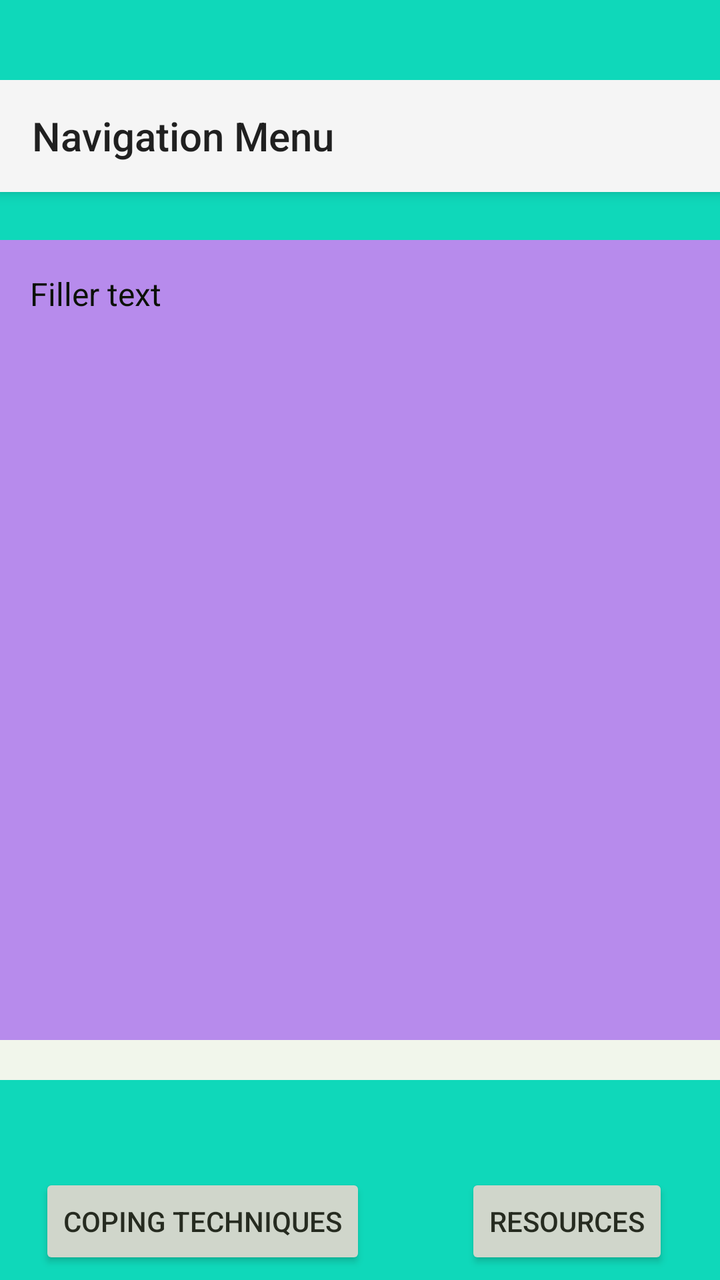
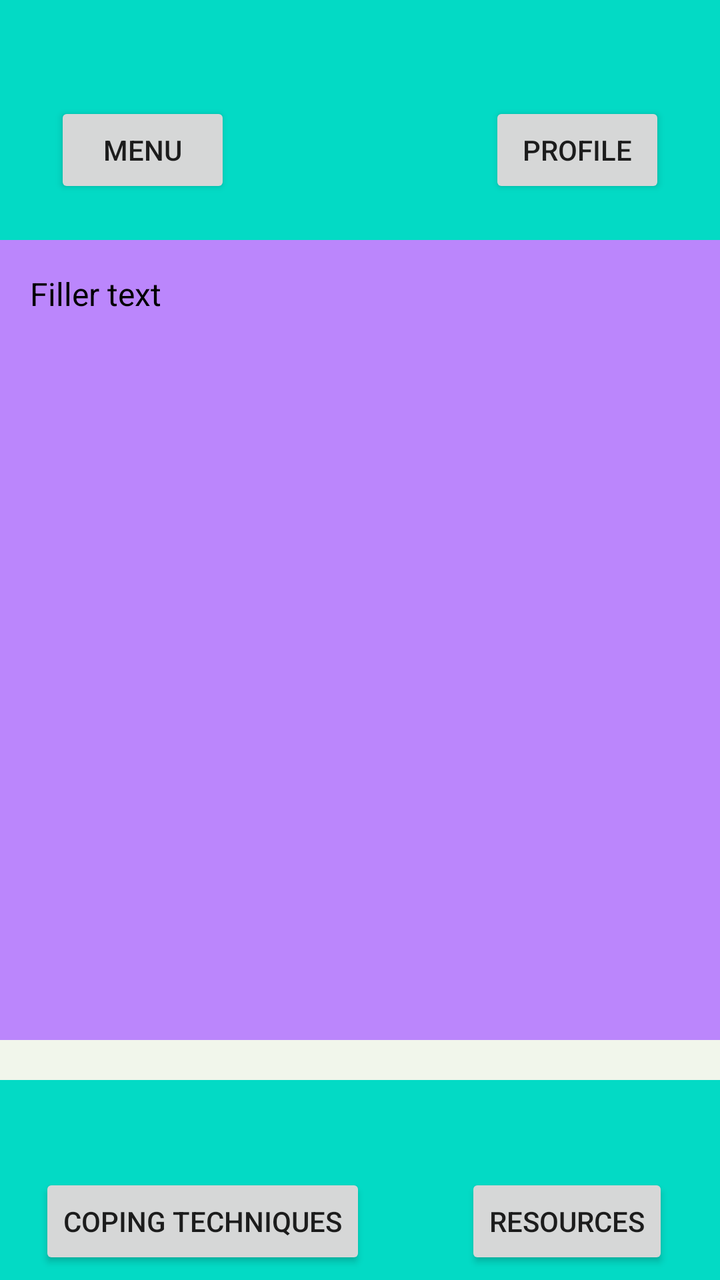

Two renders of the same Android screen: before a commit and after it. Below are the layout's source before the change and the commit's diff.
<!-- AndroidManifest.xml: activity theme Theme.MentalHealthApp -->
<!-- res/layout/activity_main.xml -->
<?xml version="1.0" encoding="utf-8"?>
<RelativeLayout
    xmlns:android="http://schemas.android.com/apk/res/android"
    xmlns:app="http://schemas.android.com/apk/res-auto"
    xmlns:tools="http://schemas.android.com/tools"
    android:layout_width="match_parent"
    android:layout_height="match_parent"
    android:fillViewport="true"
    android:orientation="vertical"
    tools:context=".MainActivity">

    <androidx.coordinatorlayout.widget.CoordinatorLayout


        android:layout_width="match_parent"
        android:layout_height="match_parent">

        <androidx.constraintlayout.widget.ConstraintLayout
            android:id="@+id/master_constraint"
            android:layout_width="match_parent"
            android:layout_height="match_parent">

            <androidx.constraintlayout.widget.ConstraintLayout
                android:id="@+id/top_constraints"
                android:layout_width="match_parent"
                android:layout_height="match_parent">

                <com.google.android.material.appbar.AppBarLayout
                    android:id="@+id/top_appbar"
                    android:layout_width="match_parent"
                    android:layout_height="150dp"
                    android:background="@color/teal_200"
                    app:layout_constraintEnd_toEndOf="parent"
                    app:layout_constraintTop_toTopOf="parent">

                    <androidx.constraintlayout.widget.ConstraintLayout
                        android:layout_width="match_parent"
                        android:layout_height="match_parent">

                        <Button
                            android:id="@+id/data_menu"
                            android:layout_width="wrap_content"
                            android:layout_height="wrap_content"
                            android:text="@string/menu"
                            app:layout_constraintBottom_toBottomOf="parent"
                            app:layout_constraintEnd_toEndOf="parent"
                            app:layout_constraintHorizontal_bias="0.1"
                            app:layout_constraintStart_toStartOf="parent"
                            app:layout_constraintTop_toTopOf="parent"
                            app:layout_constraintVertical_bias="0.5" />

                        <Button
                            android:id="@+id/action_profile"
                            android:layout_width="wrap_content"
                            android:layout_height="wrap_content"
                            android:text="@string/profile"
                            app:layout_constraintBottom_toBottomOf="parent"
                            app:layout_constraintEnd_toEndOf="parent"
                            app:layout_constraintHorizontal_bias="0.9"
                            app:layout_constraintStart_toStartOf="parent"
                            app:layout_constraintTop_toTopOf="parent"
                            app:layout_constraintVertical_bias="0.5" />

                    </androidx.constraintlayout.widget.ConstraintLayout>

                </com.google.android.material.appbar.AppBarLayout>

                <Button
                    android:id="@+id/survey_button"
                    android:layout_width="wrap_content"
                    android:layout_height="wrap_content"
                    android:text="@string/survey_button"
                    app:layout_constraintEnd_toEndOf="parent"
                    app:layout_constraintStart_toStartOf="parent"
                    app:layout_constraintTop_toBottomOf="@id/top_appbar"
                    app:layout_constraintBottom_toTopOf="@+id/feed"
                    tools:ignore="NotSibling" />

            </androidx.constraintlayout.widget.ConstraintLayout>

            <androidx.core.widget.NestedScrollView
                android:id="@+id/feed"
                android:layout_width="363dp"
                android:layout_height="400dp"
                android:background="@color/purple_200"
                android:fillViewport="true"
                app:layout_constraintWidth_percent="0.9"
                tools:layout_editor_absoluteX="24dp"
                tools:layout_editor_absoluteY="218dp"
                app:layout_constraintTop_toBottomOf="@+id/top_constraints"
                app:layout_constraintBottom_toTopOf="@+id/bottom_constraints"
                app:layout_constraintStart_toStartOf="parent"
                app:layout_constraintEnd_toEndOf="parent">

                <LinearLayout
                    android:layout_width="match_parent"
                    android:layout_height="wrap_content"
                    android:orientation="vertical"
                    android:padding="16dp">

                    <TextView
                        android:id="@+id/my_readable_text"
                        android:layout_width="match_parent"
                        android:layout_height="wrap_content"
                        android:lineSpacingExtra="4dp"
                        android:text="@string/Filler_text"
                        android:textColor="@android:color/black"
                        android:textSize="16sp" />

                </LinearLayout>

            </androidx.core.widget.NestedScrollView>

            <androidx.constraintlayout.widget.ConstraintLayout
                android:id="@+id/bottom_constraints"
                android:layout_width="match_parent"
                android:layout_height="match_parent">

                <com.google.android.material.appbar.AppBarLayout
                    android:id="@+id/bottom_appbar"
                    android:layout_width="match_parent"
                    android:layout_height="100dp"
                    android:background="@color/teal_200"
                    app:layout_constraintBottom_toBottomOf="parent"
                    app:layout_constraintEnd_toEndOf="parent">

                    <androidx.constraintlayout.widget.ConstraintLayout
                        android:id="@+id/bottom_appbar_constraints"
                        android:layout_width="match_parent"
                        android:layout_height="match_parent">

                        <Button
                            android:id="@+id/resources"
                            android:layout_width="wrap_content"
                            android:layout_height="wrap_content"
                            android:text="@string/resources"
                            app:layout_constraintBottom_toBottomOf="parent"
                            app:layout_constraintEnd_toEndOf="parent"
                            app:layout_constraintHorizontal_bias="0.9"
                            app:layout_constraintStart_toStartOf="parent"
                            app:layout_constraintTop_toTopOf="parent"
                            app:layout_constraintVertical_bias="0.9" />


                        <Button
                            android:id="@+id/coping_techniques"
                            android:layout_width="wrap_content"
                            android:layout_height="wrap_content"
                            android:text="@string/coping_techniques"
                            app:layout_constraintBottom_toBottomOf="parent"
                            app:layout_constraintEnd_toEndOf="parent"
                            app:layout_constraintHorizontal_bias="0.1"
                            app:layout_constraintStart_toStartOf="parent"
                            app:layout_constraintTop_toTopOf="parent"
                            app:layout_constraintVertical_bias="0.9" />

                    </androidx.constraintlayout.widget.ConstraintLayout>

                </com.google.android.material.appbar.AppBarLayout>


            </androidx.constraintlayout.widget.ConstraintLayout>

        </androidx.constraintlayout.widget.ConstraintLayout>

    </androidx.coordinatorlayout.widget.CoordinatorLayout>
    <androidx.drawerlayout.widget.DrawerLayout
        xmlns:app="http://schemas.android.com/apk/res-auto"
        android:id="@+id/drawer_layout"
        android:layout_width="match_parent"
        android:layout_height="match_parent"
        android:background="#168BC34A"
        tools:context=".MainActivity"
        tools:openDrawer="start">

        <LinearLayout
            android:layout_width="match_parent"
            android:layout_height="match_parent"
            android:layout_marginTop="40sp"
            android:orientation="vertical">

            <androidx.appcompat.widget.Toolbar
                android:id="@+id/toolbar"
                android:layout_width="match_parent"
                android:layout_height="?attr/actionBarSize"
                android:background="?attr/colorPrimary"
                android:elevation="4dp"
                android:theme="@style/ThemeOverlay.AppCompat.ActionBar"
                app:popupTheme="@style/ThemeOverlay.AppCompat.Light"
                app:title="Navigation Menu" />

            <FrameLayout
                android:id="@+id/fragment_container"
                android:layout_width="match_parent"
                android:layout_height="match_parent" />

        </LinearLayout>

        <com.google.android.material.navigation.NavigationView
            android:id="@+id/nav_view"
            android:layout_width="wrap_content"
            android:layout_height="match_parent"
            android:layout_gravity="start"
            app:menu="@menu/activity_main_drawer" />

    </androidx.drawerlayout.widget.DrawerLayout>

</RelativeLayout>
<!-- resources referenced by this layout -->
<resources>
  <color name="purple_200">#FFBB86FC</color>
  <color name="teal_200">#FF03DAC5</color>
  <string name="Filler_text">Filler text</string>
  <string name="coping_techniques">Coping Techniques</string>
  <string name="menu">Menu</string>
  <string name="profile">Profile</string>
  <string name="resources">Resources</string>
  <string name="survey_button">Take your daily survey</string>
  <style name="Theme.MentalHealthApp" parent="Theme.AppCompat.Light" />
</resources>

<!-- the commit's change to res/layout/activity_main.xml (unified diff, before → after) -->
@@ -1,19 +1,43 @@
 <?xml version="1.0" encoding="utf-8"?>
-<RelativeLayout
-    xmlns:android="http://schemas.android.com/apk/res/android"
-    xmlns:app="http://schemas.android.com/apk/res-auto"
-    xmlns:tools="http://schemas.android.com/tools"
+<androidx.drawerlayout.widget.DrawerLayout android:id="@+id/drawer_layout"
     android:layout_width="match_parent"
     android:layout_height="match_parent"
-    android:fillViewport="true"
-    android:orientation="vertical"
-    tools:context=".MainActivity">
+    android:background="#168BC34A"
+    tools:context=".MainActivity"
+    tools:openDrawer="start"
+    xmlns:android="http://schemas.android.com/apk/res/android"
+    xmlns:tools="http://schemas.android.com/tools"
+    xmlns:app="http://schemas.android.com/apk/res-auto">
+
+    <LinearLayout
+        android:layout_width="match_parent"
+        android:layout_height="match_parent"
+        android:layout_marginTop="40sp"
+        android:orientation="vertical">
+
+        <androidx.appcompat.widget.Toolbar
+            android:id="@+id/toolbar"
+            android:layout_width="match_parent"
+            android:layout_height="?attr/actionBarSize"
+            android:background="?attr/colorPrimary"
+            android:elevation="4dp"
+            android:theme="@style/ThemeOverlay.AppCompat.ActionBar"
+            app:popupTheme="@style/ThemeOverlay.AppCompat.Light"
+            app:title="Navigation Menu" />
+
+        <FrameLayout
+            android:id="@+id/fragment_container"
+            android:layout_width="match_parent"
+            android:layout_height="match_parent" />
+
+    </LinearLayout>
 
     <androidx.coordinatorlayout.widget.CoordinatorLayout
-
-
         android:layout_width="match_parent"
-        android:layout_height="match_parent">
+        android:layout_height="match_parent"
+        android:fillViewport="true"
+        android:orientation="vertical"
+        tools:context=".MainActivity">
 
         <androidx.constraintlayout.widget.ConstraintLayout
             android:id="@+id/master_constraint"
@@ -164,45 +188,12 @@
         </androidx.constraintlayout.widget.ConstraintLayout>
 
     </androidx.coordinatorlayout.widget.CoordinatorLayout>
-    <androidx.drawerlayout.widget.DrawerLayout
-        xmlns:app="http://schemas.android.com/apk/res-auto"
-        android:id="@+id/drawer_layout"
-        android:layout_width="match_parent"
+
+    <com.google.android.material.navigation.NavigationView
+        android:id="@+id/nav_view"
+        android:layout_width="wrap_content"
         android:layout_height="match_parent"
-        android:background="#168BC34A"
-        tools:context=".MainActivity"
-        tools:openDrawer="start">
+        android:layout_gravity="start"
+        app:menu="@menu/activity_main_drawer" />
 
-        <LinearLayout
-            android:layout_width="match_parent"
-            android:layout_height="match_parent"
-            android:layout_marginTop="40sp"
-            android:orientation="vertical">
-
-            <androidx.appcompat.widget.Toolbar
-                android:id="@+id/toolbar"
-                android:layout_width="match_parent"
-                android:layout_height="?attr/actionBarSize"
-                android:background="?attr/colorPrimary"
-                android:elevation="4dp"
-                android:theme="@style/ThemeOverlay.AppCompat.ActionBar"
-                app:popupTheme="@style/ThemeOverlay.AppCompat.Light"
-                app:title="Navigation Menu" />
-
-            <FrameLayout
-                android:id="@+id/fragment_container"
-                android:layout_width="match_parent"
-                android:layout_height="match_parent" />
-
-        </LinearLayout>
-
-        <com.google.android.material.navigation.NavigationView
-            android:id="@+id/nav_view"
-            android:layout_width="wrap_content"
-            android:layout_height="match_parent"
-            android:layout_gravity="start"
-            app:menu="@menu/activity_main_drawer" />
-
-    </androidx.drawerlayout.widget.DrawerLayout>
-
-</RelativeLayout>
+</androidx.drawerlayout.widget.DrawerLayout>
